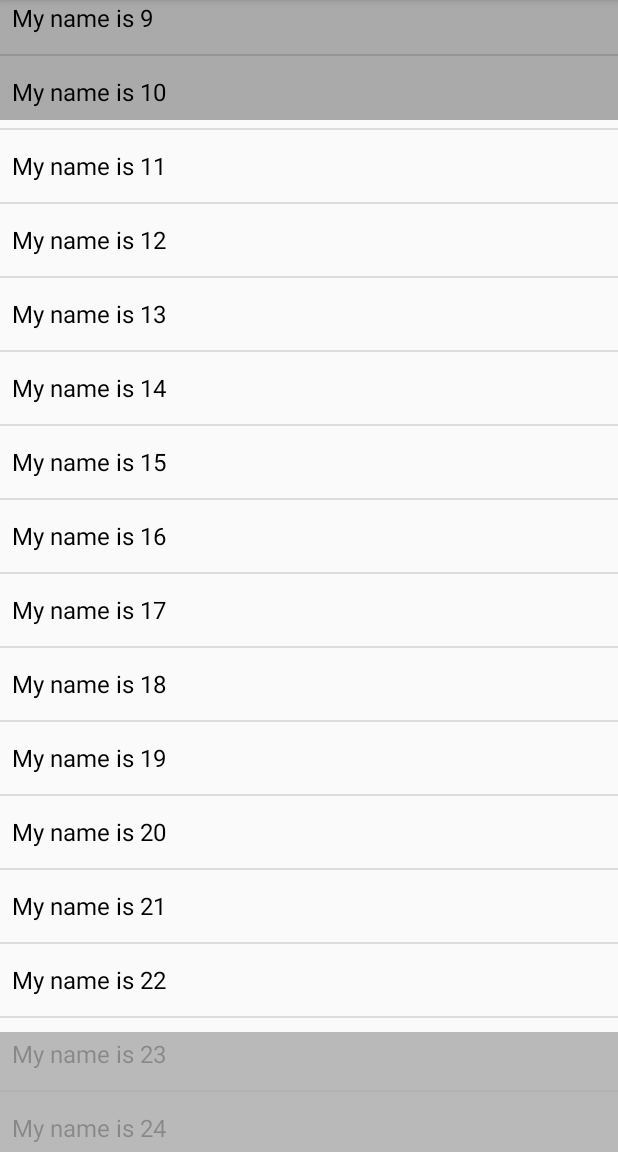
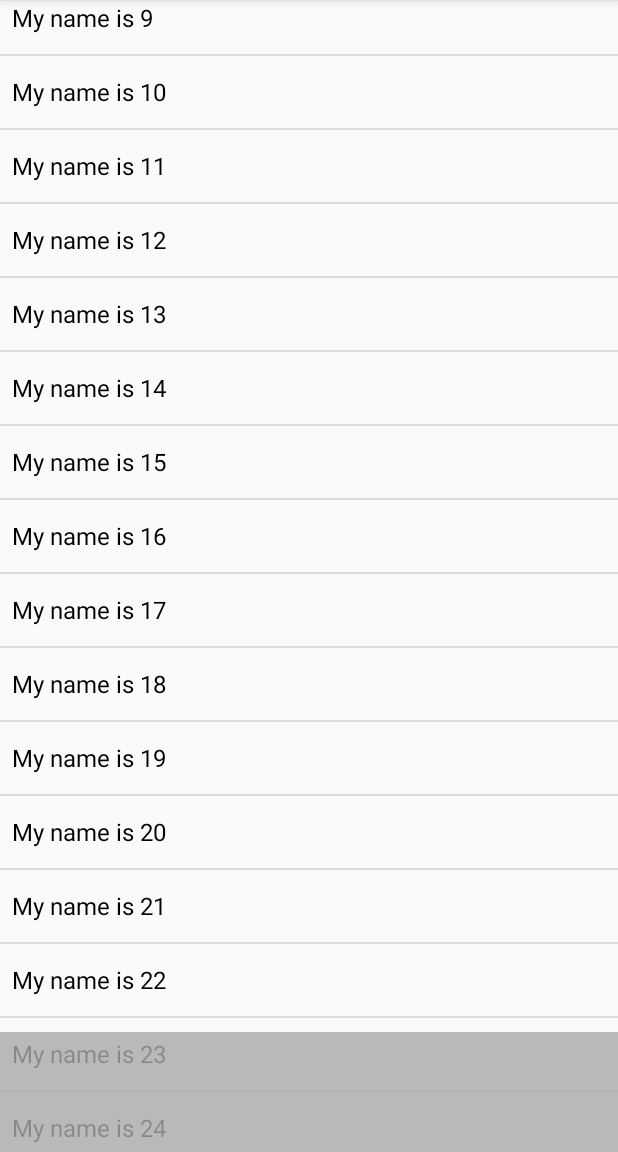
Before and after one commit to Luiz-Otavio-Dorigon/TesteCollapseAndroid, an Android app: the screen it shows after launch (MainActivity), scrolled down 505 dp, on a phone screen of 412 x 824 dp, the part 84-1236 px from its top. Run offline under Robolectric (Android 15) with nearby library versions, the phone set to English and light mode, and no system bars.

```diff
--- a/app/src/main/java/br/com/dorigon/testecollapseexpand/MainActivity.java
+++ b/app/src/main/java/br/com/dorigon/testecollapseexpand/MainActivity.java
@@ -1,16 +1,13 @@
 package br.com.dorigon.testecollapseexpand;
 
 import android.content.res.Resources;
+import android.os.Bundle;
 import android.support.v7.app.AppCompatActivity;
-import android.os.Bundle;
 import android.support.v7.widget.DividerItemDecoration;
 import android.support.v7.widget.LinearLayoutManager;
 import android.support.v7.widget.RecyclerView;
 import android.util.Log;
 import android.view.View;
-import android.view.ViewGroup;
-import android.view.animation.Animation;
-import android.view.animation.Transformation;
 import android.widget.LinearLayout;
 
 import java.util.ArrayList;
@@ -19,27 +16,25 @@ import java.util.List;
 public class MainActivity extends AppCompatActivity {
 
     private LinearLayout mLayoutTop, mLayoutBottom;
-    private RecyclerView mRecyclerView;
 
-    private int offset = 0;
     @Override
     protected void onCreate(Bundle savedInstanceState) {
         super.onCreate(savedInstanceState);
         setContentView(R.layout.activity_main);
 
-        mRecyclerView = findViewById(R.id.recyclerView_names);
+        RecyclerView recyclerView = findViewById(R.id.recyclerView_names);
         mLayoutTop = findViewById(R.id.linearLayout_top);
         mLayoutBottom = findViewById(R.id.linearLayout_bottom);
 
-        mRecyclerView.setHasFixedSize(Boolean.TRUE);
-        mRecyclerView.setLayoutManager(new LinearLayoutManager(this));
-        mRecyclerView.addItemDecoration(new DividerItemDecoration(this, DividerItemDecoration.VERTICAL));
-        mRecyclerView.setAdapter(new RecyclerViewAdapter(this, getNames()));
-        mRecyclerView.addOnScrollListener(new RecyclerView.OnScrollListener() {
+        recyclerView.setHasFixedSize(Boolean.TRUE);
+        recyclerView.setLayoutManager(new LinearLayoutManager(this));
+        recyclerView.addItemDecoration(new DividerItemDecoration(this, DividerItemDecoration.VERTICAL));
+        recyclerView.setAdapter(new RecyclerViewAdapter(this, getNames()));
+        recyclerView.addOnScrollListener(new RecyclerView.OnScrollListener() {
             @Override
             public void onScrolled(RecyclerView recyclerView, int dx, int dy) {
                 super.onScrolled(recyclerView, dx, dy);
-                Log.i("dy",dy+"");
+                Log.i("dy", dy + "");
                 collapse(dy);
 
             }
@@ -48,11 +43,11 @@ public class MainActivity extends AppCompatActivity {
 
     private void collapse(int y) {
         if (y > 0) {
-            expand(mLayoutBottom,y);
-            collapse(mLayoutTop,y);
-        } else if (y < 0){
-            collapse(mLayoutBottom,y*-1);
-            expand(mLayoutTop,y*-1);
+            expand(mLayoutBottom, y);
+            collapse(mLayoutTop, y);
+        } else if (y < 0) {
+            collapse(mLayoutBottom, y * -1);
+            expand(mLayoutTop, y * -1);
         }
     }
 
@@ -64,27 +59,27 @@ public class MainActivity extends AppCompatActivity {
         return names;
     }
 
-    public static  int dpToPx(int px) {
+    public static int dpToPx(int px) {
         return (int) (px * Resources.getSystem().getDisplayMetrics().density);
     }
 
-    public static void expand(final View v,int y) {
+    public static void expand(final View v, int y) {
         final int targetHeight = dpToPx(80);
-        if (v.getLayoutParams().height < targetHeight){
-            if (v.getLayoutParams().height + y > targetHeight)
+        if (v.getLayoutParams().height < targetHeight) {
+            if (v.getLayoutParams().height + y > targetHeight) {
                 v.getLayoutParams().height = targetHeight;
-            else{
+            } else {
                 v.getLayoutParams().height += y;
             }
             v.requestLayout();
         }
     }
 
-    public static void collapse(final View v,int y) {
-        if (v.getLayoutParams().height > 0){
-            if (v.getLayoutParams().height - y < 0)
+    public static void collapse(final View v, int y) {
+        if (v.getLayoutParams().height > 0) {
+            if (v.getLayoutParams().height - y < 0) {
                 v.getLayoutParams().height = 0;
-            else{
+            } else {
                 v.getLayoutParams().height -= y;
             }
             v.requestLayout();
--- a/app/src/main/res/layout/activity_main.xml
+++ b/app/src/main/res/layout/activity_main.xml
@@ -3,22 +3,15 @@
     xmlns:tools="http://schemas.android.com/tools"
     android:layout_width="match_parent"
     android:layout_height="match_parent"
-    android:orientation="vertical"
     tools:context="br.com.dorigon.testecollapseexpand.MainActivity">
 
     <LinearLayout
         android:id="@+id/linearLayout_top"
         android:layout_width="match_parent"
-        android:layout_height="wrap_content"
+        android:layout_height="80dp"
         android:layout_gravity="top"
         android:background="@android:color/darker_gray"
-        android:orientation="vertical" >
-
-        <android.support.v4.widget.Space
-            android:layout_width="match_parent"
-            android:layout_height="80dp" />
-
-    </LinearLayout>
+        android:orientation="vertical" />
 
     <android.support.v7.widget.RecyclerView
         android:id="@+id/recyclerView_names"
@@ -26,16 +19,12 @@
         android:layout_height="match_parent" />
 
     <LinearLayout
-        android:visibility="visible"
         android:id="@+id/linearLayout_bottom"
         android:layout_width="match_parent"
         android:layout_height="wrap_content"
-        android:background="@android:color/darker_gray"
         android:layout_gravity="bottom"
         android:alpha="0.8"
-        android:orientation="vertical" >
-        <android.support.v4.widget.Space
-            android:layout_width="match_parent"
-            android:layout_height="80dp" />
-    </LinearLayout>
+        android:background="@android:color/darker_gray"
+        android:orientation="vertical"
+        android:visibility="visible" />
 </FrameLayout>
```
